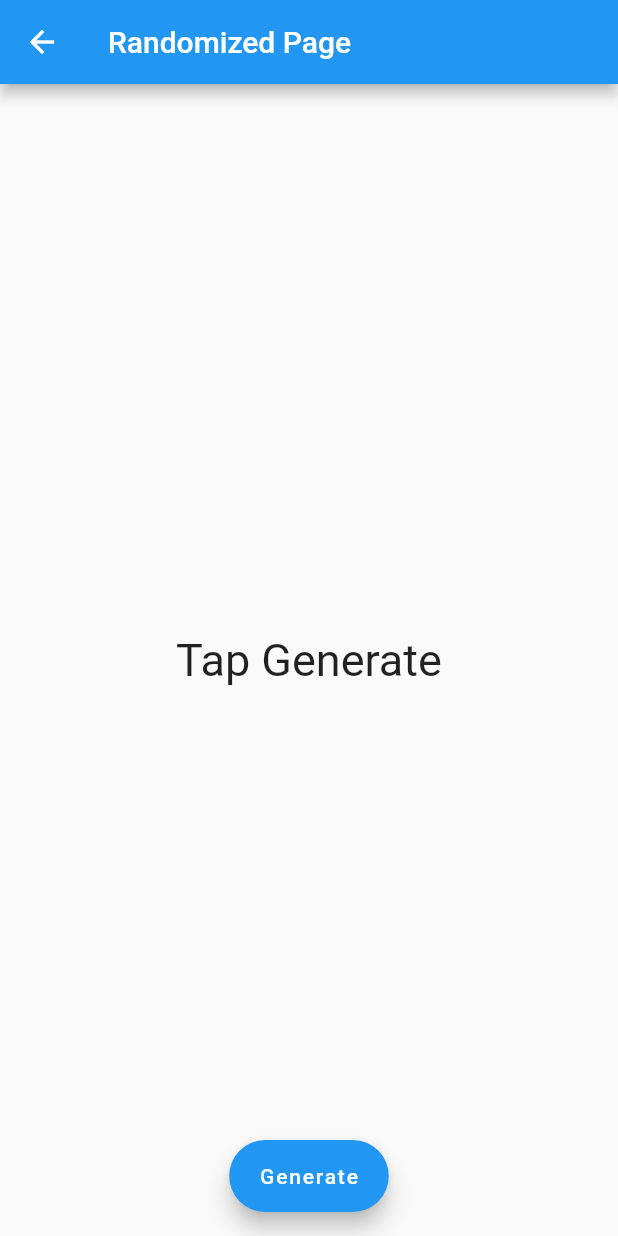
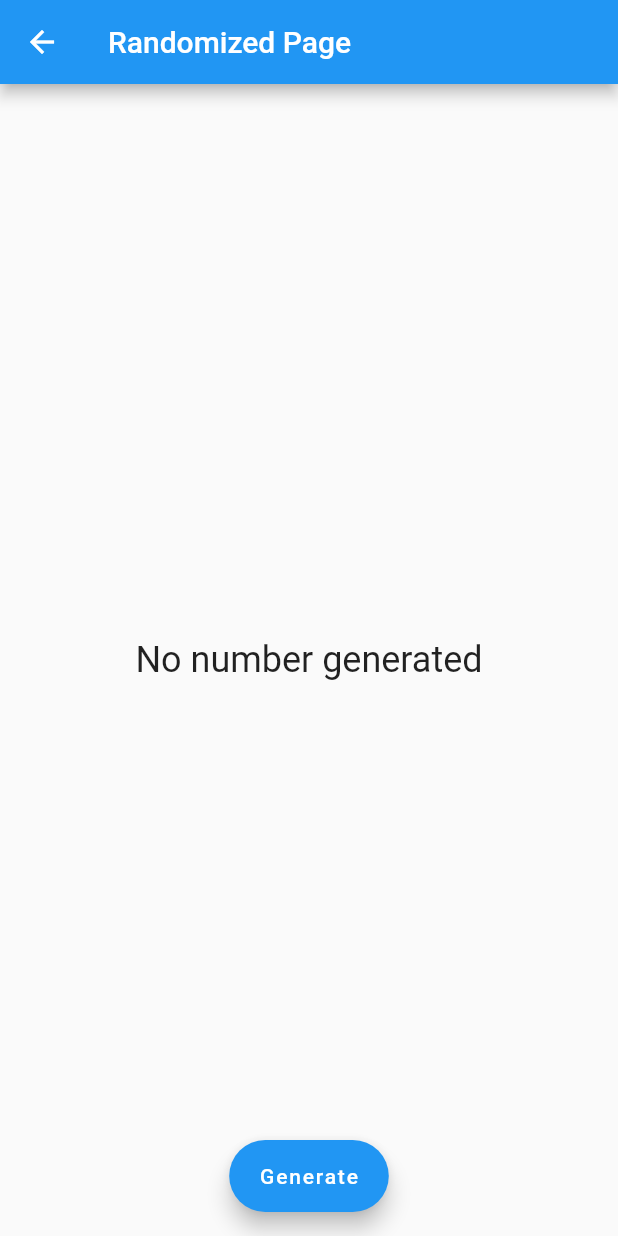
Before and after one commit to 9OSU1G02/flutter_foundation, a Flutter app: the RandomizedPage screen opened directly, after a tap on "Generate", on a phone screen of 412 x 824 dp. Run offline on Flutter 3.47's test engine with Material 2 defaults, Android fonts, the phone set to English and light mode, and no system bars; our stand-ins replace flutter_riverpod.

Commit message:
convert to Riverpod

```diff
--- a/lib/main.dart
+++ b/lib/main.dart
@@ -1,10 +1,12 @@
 import 'package:flutter/material.dart';
 import 'package:flutter_foundation/randomized_change_notifier.dart';
 import 'package:flutter_foundation/range_selector_page.dart';
-import 'package:provider/provider.dart';
+import 'package:flutter_riverpod/flutter_riverpod.dart';
 void main() {
   runApp(const MyApp());
 }
+
+final randomizedProvider = ChangeNotifierProvider((ref) => RandomizedChangeNotifier());
 
 class MyApp extends StatelessWidget {
   const MyApp({super.key});
@@ -12,8 +14,7 @@ class MyApp extends StatelessWidget {
   // This widget is the root of your application.
   @override
   Widget build(BuildContext context) {
-    return ChangeNotifierProvider(
-      create: (context) => RandomizedChangeNotifier(),
+    return ProviderScope(
       child: MaterialApp(
         debugShowCheckedModeBanner: false,
         title: 'Randomized',
--- a/lib/randomized_page.dart
+++ b/lib/randomized_page.dart
@@ -1,13 +1,13 @@
-import 'dart:math';
 import 'package:flutter/material.dart';
-import 'package:flutter_foundation/randomized_change_notifier.dart';
-import 'package:provider/provider.dart';
+import 'package:flutter_riverpod/flutter_riverpod.dart';
+import 'main.dart';
 
-class RandomizedPage extends StatelessWidget {
+class RandomizedPage extends ConsumerWidget {
   const RandomizedPage({super.key});
 
   @override
-  Widget build(BuildContext context) {
+  Widget build(BuildContext context, WidgetRef ref) {
+    final randomized = ref.watch(randomizedProvider);
     return Scaffold(
       appBar: AppBar(
         title: const Text("Randomized Page"),
@@ -15,21 +15,16 @@ class RandomizedPage extends StatelessWidget {
       body: Padding(
         padding: const EdgeInsets.all(16),
         child: Center(
-          child: Consumer<RandomizedChangeNotifier>(
-              builder: (context, notifier, child) {
-            return Text(
-              notifier.generatedNumber == null
-                  ? "Tap Generate"
-                  : notifier.generatedNumber.toString(),
-              style: const TextStyle(fontSize: 30),
-            );
-          }),
-        ),
+          child: Text(
+            randomized.generatedNumber?.toString() ?? "No number generated",
+            style: const TextStyle(fontSize: 24),
+          ),
+        )
       ),
       floatingActionButton: FloatingActionButton.extended(
         label: const Text("Generate"),
         onPressed: () {
-          context.read<RandomizedChangeNotifier>().generateRandomNumber();
+          ref.read(randomizedProvider).generateRandomNumber();
         },
       ),
       floatingActionButtonLocation: FloatingActionButtonLocation.centerFloat,
--- a/lib/range_selector_page.dart
+++ b/lib/range_selector_page.dart
@@ -1,7 +1,6 @@
 import 'package:flutter/material.dart';
 import 'package:flutter_foundation/randomized_page.dart';
 import 'package:flutter_foundation/range_selector_form.dart';
-import 'package:provider/provider.dart';
 
 class RangeSelectorPage extends StatelessWidget {
   RangeSelectorPage({super.key, required this.title});
@@ -20,7 +19,7 @@ class RangeSelectorPage extends StatelessWidget {
             if (formKey.currentState?.validate() == true) {
               formKey.currentState?.save();
               Navigator.of(context).push(
-                  MaterialPageRoute(builder: (context) => RandomizedPage()));
+                  MaterialPageRoute(builder: (context) => const RandomizedPage()));
             }
           },
           child: const Icon(Icons.arrow_forward)),
```
Also changed, not shown: lib/range_selector_form.dart (+6 -6 lines), pubspec.yaml (+4 -13 lines), pubspec.lock.
